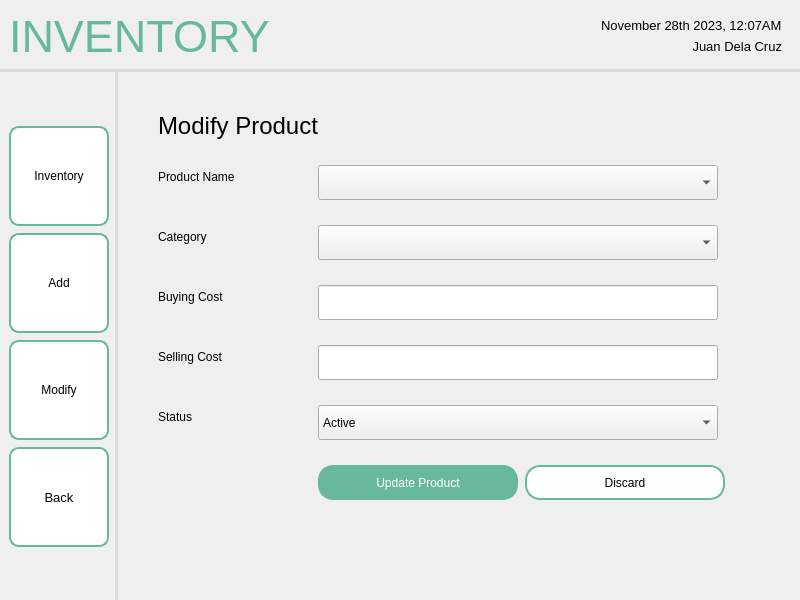
Above: screens/ui/admin_ui/admin_inventory/inventoryModify.ui from sehae/POS-with-Inventory-System before the change. Below: the same form after it.
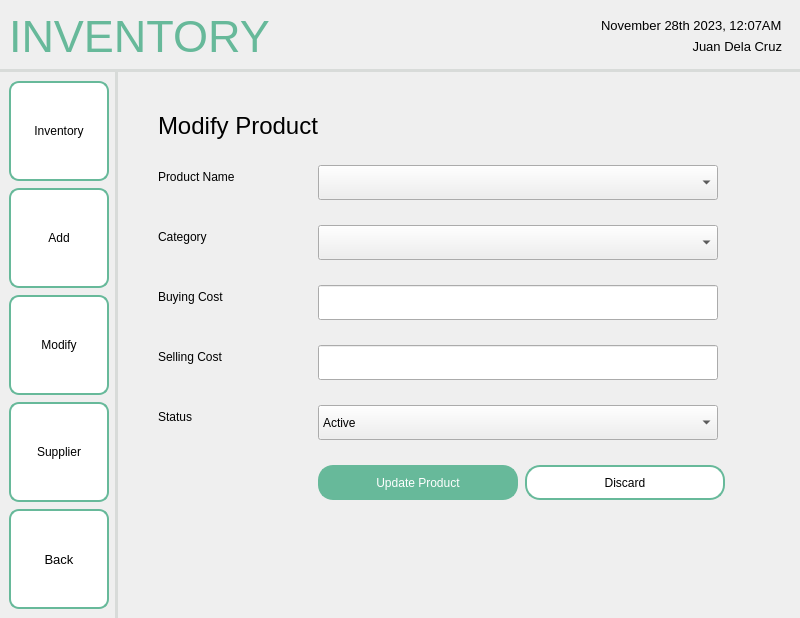
That is the form after the change. Icons and pictures are not drawn.

```diff
--- a/screens/ui/admin_ui/admin_inventory/inventoryModify.ui
+++ b/screens/ui/admin_ui/admin_inventory/inventoryModify.ui
@@ -199,6 +199,43 @@
             </property>
            </widget>
           </item>
+          <item>
+           <widget class="QPushButton" name="pushButton_12">
+            <property name="minimumSize">
+             <size>
+              <width>100</width>
+              <height>100</height>
+             </size>
+            </property>
+            <property name="maximumSize">
+             <size>
+              <width>100</width>
+              <height>100</height>
+             </size>
+            </property>
+            <property name="styleSheet">
+             <string notr="true">QPushButton {
+    background-color: white;
+    border: 2px solid #67B99A;
+    color: black;
+    padding: 8px 16px;
+    border-radius: 10px;
+}
+
+QPushButton:hover {
+    border: 2px solid #4D926D;
+}
+
+QPushButton:pressed {
+	background-color: #F0F0F0;
+	border: 2px solid #265C42;
+}</string>
+            </property>
+            <property name="text">
+             <string>Supplier</string>
+            </property>
+           </widget>
+          </item>
           <item>
            <widget class="QPushButton" name="pushButton">
             <property name="sizePolicy">
```
